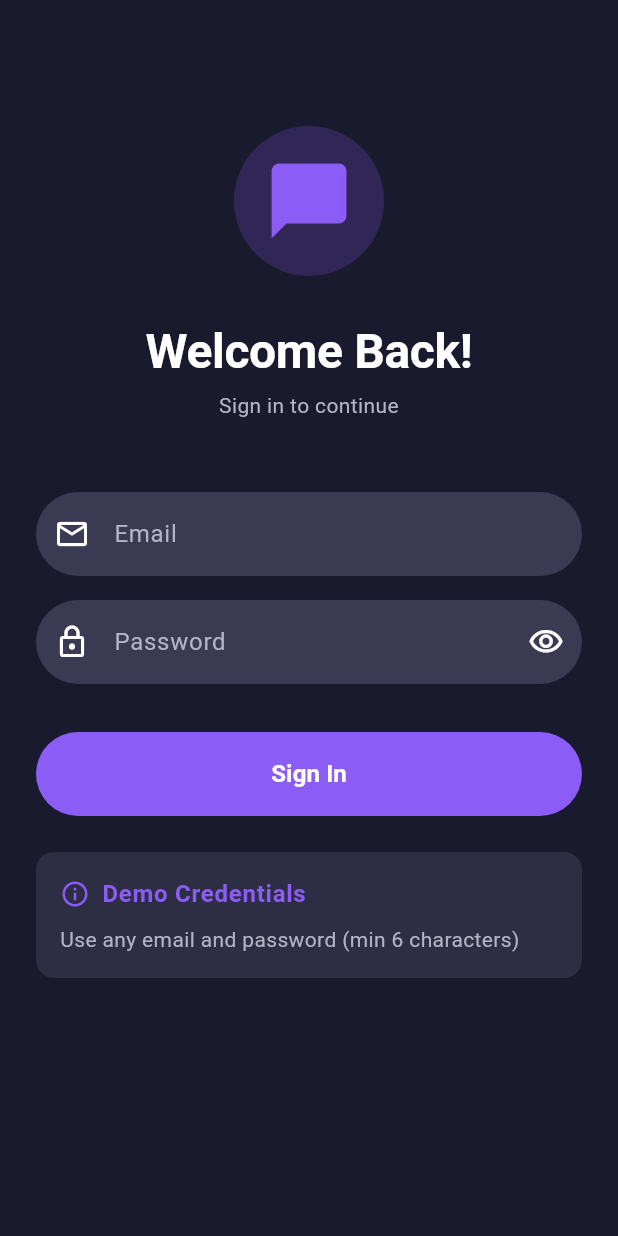
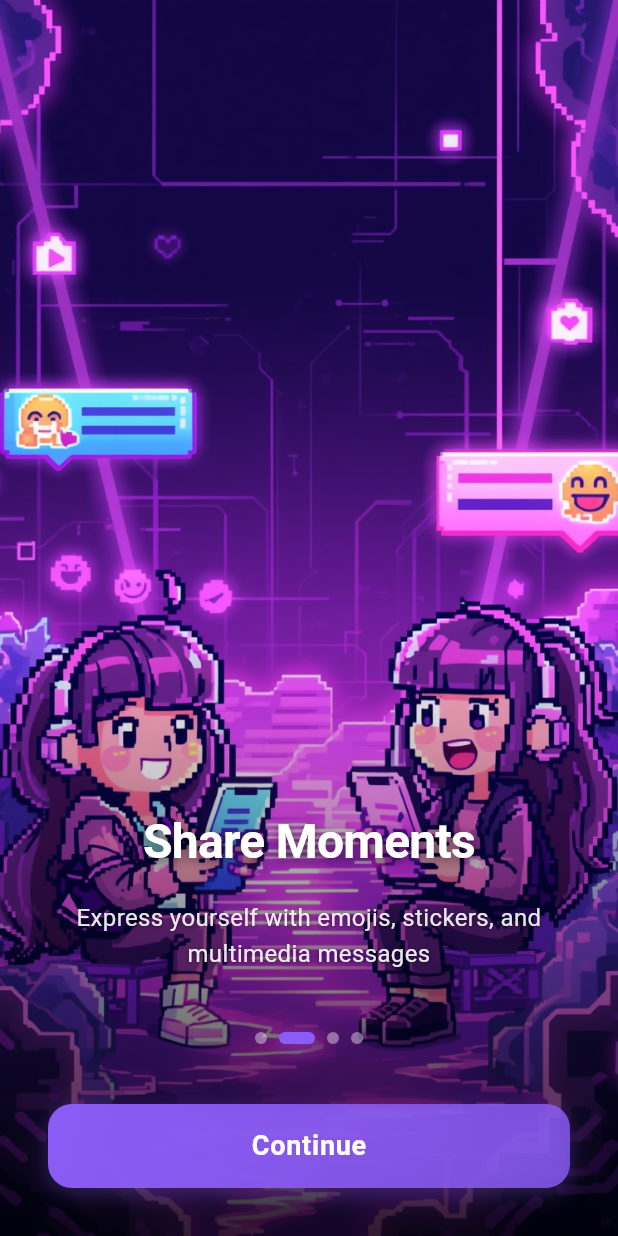
Before and after one commit to sank4lp55/nudge, a Flutter app: the screen it shows after launch, on a phone screen of 412 x 824 dp. Run offline on Flutter 3.47's test engine with Material 3 defaults, Android fonts, the phone set to English and light mode, and no system bars; our stand-ins replace equatable, flutter_bloc, flutter_secure_storage, get_it, shared_preferences, timeago; accounts and stored records are empty.

Commit message:
- onboarding images init from leonardo - secure storage of isonboarded key after successfull login

```diff
--- a/lib/presentation/screens/login_screen.dart
+++ b/lib/presentation/screens/login_screen.dart
@@ -1,5 +1,6 @@
 import 'package:flutter/material.dart';
 import 'package:flutter_bloc/flutter_bloc.dart';
+import 'package:flutter_secure_storage/flutter_secure_storage.dart';
 import '../bloc/auth/auth_bloc.dart';
 import '../bloc/auth/auth_event.dart';
 import '../bloc/auth/auth_state.dart';
@@ -41,8 +42,10 @@ class _LoginScreenState extends State<LoginScreen> {
   Widget build(BuildContext context) {
     return Scaffold(
       body: BlocConsumer<AuthBloc, AuthState>(
-        listener: (context, state) {
+        listener: (context, state) async {
           if (state is AuthAuthenticated) {
+            FlutterSecureStorage flutterSecureStorage = FlutterSecureStorage();
+            await flutterSecureStorage.write(key: "isOnboarded", value: "true");
             Navigator.of(context).pushReplacement(
               MaterialPageRoute(builder: (_) => const HomeScreen()),
             );
@@ -204,9 +207,7 @@ class _LoginScreenState extends State<LoginScreen> {
                               const SizedBox(width: 8),
                               Text(
                                 'Demo Credentials',
-                                style: Theme.of(context)
-                                    .textTheme
-                                    .bodyLarge
+                                style: Theme.of(context).textTheme.bodyLarge
                                     ?.copyWith(
                                       fontWeight: FontWeight.w600,
                                       color: AppTheme.primaryPurple,
--- /dev/null
+++ b/lib/presentation/screens/onboarding_screen.dart
@@ -0,0 +1,336 @@
+import 'package:flutter/material.dart';
+import 'package:nudge/presentation/screens/login_screen.dart';
+import 'dart:async';
+import '../../core/theme/app_theme.dart';
+
+class OnboardingScreen extends StatefulWidget {
+  const OnboardingScreen({super.key});
+
+  @override
+  State<OnboardingScreen> createState() => _OnboardingScreenState();
+}
+
+class _OnboardingScreenState extends State<OnboardingScreen>
+    with TickerProviderStateMixin {
+  late PageController _pageController;
+  late Timer _timer;
+  late AnimationController _fadeController;
+  late AnimationController _slideController;
+  late Animation<double> _fadeAnimation;
+  late Animation<Offset> _slideAnimation;
+
+  int _currentPage = 0;
+  final int _totalPages = 4;
+
+  final List<OnboardingData> _onboardingData = [
+    OnboardingData(
+      imagePath: 'assets/images/onboarding_1.jpg',
+      // Replace with your image path
+      title: "Connect Instantly",
+      subtitle:
+          "Start conversations with friends and family in real-time messaging",
+    ),
+    OnboardingData(
+      imagePath: 'assets/images/onboarding_2.jpg',
+      // Replace with your image path
+      title: "Share Moments",
+      subtitle:
+          "Express yourself with emojis, stickers, and multimedia messages",
+    ),
+    OnboardingData(
+      imagePath: 'assets/images/onboarding_3.jpg',
+      // Replace with your image path
+      title: "Group Conversations",
+      subtitle:
+          "Create group chats and stay connected with multiple friends at once",
+    ),
+    OnboardingData(
+      imagePath: 'assets/images/onboarding_4.jpg',
+      // Replace with your image path
+      title: "Always Connected",
+      subtitle:
+          "Stay in touch wherever you are with seamless cross-platform messaging",
+    ),
+  ];
+
+  @override
+  void initState() {
+    super.initState();
+    _pageController = PageController();
+    _fadeController = AnimationController(
+      duration: const Duration(milliseconds: 500),
+      vsync: this,
+    );
+    _slideController = AnimationController(
+      duration: const Duration(milliseconds: 600),
+      vsync: this,
+    );
+
+    _fadeAnimation = Tween<double>(begin: 0.0, end: 1.0).animate(
+      CurvedAnimation(parent: _fadeController, curve: Curves.easeInOut),
+    );
+
+    _slideAnimation =
+        Tween<Offset>(begin: const Offset(0, 0.3), end: Offset.zero).animate(
+          CurvedAnimation(parent: _slideController, curve: Curves.easeOutCubic),
+        );
+
+    _startAutoSlide();
+    _fadeController.forward();
+    _slideController.forward();
+  }
+
+  void _startAutoSlide() {
+    _timer = Timer.periodic(const Duration(seconds: 4), (timer) {
+      if (_currentPage < _totalPages - 1) {
+        _nextPage();
+      } else {
+        _currentPage = 0;
+        _pageController.animateToPage(
+          _currentPage,
+          duration: const Duration(milliseconds: 800),
+          curve: Curves.easeInOutCubic,
+        );
+      }
+    });
+  }
+
+  void _nextPage() {
+    setState(() {
+      _currentPage++;
+    });
+    _pageController.animateToPage(
+      _currentPage,
+      duration: const Duration(milliseconds: 800),
+      curve: Curves.easeInOutCubic,
+    );
+  }
+
+  void _onPageChanged(int page) {
+    setState(() {
+      _currentPage = page;
+    });
+    // Reset text animations for new page
+    _slideController.reset();
+    _slideController.forward();
+  }
+
+  void _onContinuePressed() {
+    _timer.cancel();
+    // Navigate to main app or login screen
+    Navigator.of(context).pushReplacement(
+      MaterialPageRoute(
+        builder: (_) => const LoginScreen(),
+      ), // Replace with your next screen
+    );
+  }
+
+  @override
+  void dispose() {
+    _timer.cancel();
+    _pageController.dispose();
+    _fadeController.dispose();
+    _slideController.dispose();
+    super.dispose();
+  }
+
+  @override
+  Widget build(BuildContext context) {
+    return Scaffold(
+      backgroundColor: AppTheme.darkBackground,
+      body: Stack(
+        children: [
+          // Full-screen image carousel
+          PageView.builder(
+            controller: _pageController,
+            onPageChanged: _onPageChanged,
+            itemCount: _totalPages,
+            itemBuilder: (context, index) {
+              return Container(
+                decoration: BoxDecoration(
+                  image: DecorationImage(
+                    image: AssetImage(_onboardingData[index].imagePath),
+                    fit: BoxFit.cover,
+                  ),
+                ),
+                child: Container(
+                  decoration: BoxDecoration(
+                    gradient: LinearGradient(
+                      begin: Alignment.center,
+                      end: Alignment.bottomCenter,
+                      colors: [
+                        Colors.black.withOpacity(0),
+                        Colors.black.withOpacity(0.8),
+                      ],
+                    ),
+                  ),
+                ),
+              );
+            },
+          ),
+
+          // Content overlay
+          Positioned.fill(
+            child: SafeArea(
+              child: Column(
+                children: [
+                  const Spacer(),
+
+                  // Text content with animations
+                  FadeTransition(
+                    opacity: _fadeAnimation,
+                    child: SlideTransition(
+                      position: _slideAnimation,
+                      child: Padding(
+                        padding: const EdgeInsets.symmetric(horizontal: 32),
+                        child: Column(
+                          children: [
+                            Text(
+                              _onboardingData[_currentPage].title,
+                              style: const TextStyle(
+                                fontSize: 32,
+                                fontWeight: FontWeight.bold,
+                                color: Colors.white,
+                                letterSpacing: -0.5,
+                                shadows: [
+                                  Shadow(
+                                    offset: Offset(0, 2),
+                                    blurRadius: 8,
+                                    color: Colors.black54,
+                                  ),
+                                ],
+                              ),
+                              textAlign: TextAlign.center,
+                            ),
+                            const SizedBox(height: 16),
+                            Text(
+                              _onboardingData[_currentPage].subtitle,
+                              style: TextStyle(
+                                fontSize: 16,
+                                color: Colors.white.withOpacity(0.9),
+                                height: 1.5,
+                                shadows: const [
+                                  Shadow(
+                                    offset: Offset(0, 1),
+                                    blurRadius: 4,
+                                    color: Colors.black54,
+                                  ),
+                                ],
+                              ),
+                              textAlign: TextAlign.center,
+                            ),
+                          ],
+                        ),
+                      ),
+                    ),
+                  ),
+
+                  const SizedBox(height: 40),
+
+                  // Page indicators
+                  _buildPageIndicators(),
+
+                  const SizedBox(height: 40),
+
+                  // Continue button
+                  Padding(
+                    padding: const EdgeInsets.symmetric(horizontal: 32),
+                    child: _buildContinueButton(),
+                  ),
+
+                  const SizedBox(height: 32),
+                ],
+              ),
+            ),
+          ),
+        ],
+      ),
+    );
+  }
+
+  Widget _buildPageIndicators() {
+    return Row(
+      mainAxisAlignment: MainAxisAlignment.center,
+      children: List.generate(
+        _totalPages,
+        (index) => AnimatedContainer(
+          duration: const Duration(milliseconds: 300),
+          margin: const EdgeInsets.symmetric(horizontal: 4),
+          height: 8,
+          width: _currentPage == index ? 24 : 8,
+          decoration: BoxDecoration(
+            color: _currentPage == index
+                ? AppTheme.primaryPurple
+                : Colors.white.withOpacity(0.4),
+            borderRadius: BorderRadius.circular(4),
+            boxShadow: _currentPage == index
+                ? [
+                    BoxShadow(
+                      color: AppTheme.primaryPurple.withOpacity(0.4),
+                      blurRadius: 8,
+                      offset: const Offset(0, 2),
+                    ),
+                  ]
+                : null,
+          ),
+        ),
+      ),
+    );
+  }
+
+  Widget _buildContinueButton() {
+    return Container(
+      width: double.infinity,
+      height: 56,
+      decoration: BoxDecoration(
+        borderRadius: BorderRadius.circular(16),
+        gradient: LinearGradient(
+          colors: [
+            AppTheme.primaryPurple,
+            AppTheme.primaryPurple.withOpacity(0.8),
+          ],
+          begin: Alignment.topLeft,
+          end: Alignment.bottomRight,
+        ),
+        boxShadow: [
+          BoxShadow(
+            color: AppTheme.primaryPurple.withOpacity(0.3),
+            blurRadius: 12,
+            offset: const Offset(0, 4),
+          ),
+        ],
+      ),
+      child: Material(
+        color: Colors.transparent,
+        child: InkWell(
+          onTap: _onContinuePressed,
+          borderRadius: BorderRadius.circular(16),
+          child: const Center(
+            child: Text(
+              'Continue',
+              style: TextStyle(
+                fontSize: 18,
+                fontWeight: FontWeight.w600,
+                color: Colors.white,
+                letterSpacing: 0.5,
+              ),
+            ),
+          ),
+        ),
+      ),
+    );
+  }
+}
+
+// Data model for onboarding content
+class OnboardingData {
+  final String imagePath;
+  final String title;
+  final String subtitle;
+
+  OnboardingData({
+    required this.imagePath,
+    required this.title,
+    required this.subtitle,
+  });
+}
--- a/lib/presentation/screens/splash_screen.dart
+++ b/lib/presentation/screens/splash_screen.dart
@@ -1,7 +1,9 @@
 import 'dart:async';
 import 'package:flutter/material.dart';
 import 'package:flutter_bloc/flutter_bloc.dart';
+import 'package:flutter_secure_storage/flutter_secure_storage.dart';
 import 'package:nudge/presentation/screens/main_navigation_screen.dart';
+import 'package:nudge/presentation/screens/onboarding_screen.dart';
 import '../bloc/auth/auth_bloc.dart';
 import '../bloc/auth/auth_state.dart';
 import 'login_screen.dart';
@@ -28,7 +30,7 @@ class _SplashScreenState extends State<SplashScreen> {
     });
   }
 
-  void _tryNavigate() {
+  Future<void> _tryNavigate() async {
     // Only navigate when: (a) we have an auth state AND (b) 2 seconds are done
     if (_minTimePassed && _latestState != null && mounted) {
       if (_latestState is AuthAuthenticated) {
@@ -36,8 +38,19 @@ class _SplashScreenState extends State<SplashScreen> {
           MaterialPageRoute(builder: (_) => const MainNavigationScreen()),
         );
       } else if (_latestState is AuthUnauthenticated) {
+        FlutterSecureStorage flutterSecureStorage = FlutterSecureStorage();
+        final isOnboardedString = await flutterSecureStorage.read(
+          key: "isOnboarded",
+        );
+        final isOnboarded = isOnboardedString == "true";
+
+        if (isOnboarded) {
+          Navigator.of(context).pushReplacement(
+            MaterialPageRoute(builder: (_) => const LoginScreen()),
+          );
+        } else {}
         Navigator.of(context).pushReplacement(
-          MaterialPageRoute(builder: (_) => const LoginScreen()),
+          MaterialPageRoute(builder: (_) => const OnboardingScreen()),
         );
       }
     }
--- a/pubspec.yaml
+++ b/pubspec.yaml
@@ -69,9 +69,8 @@ flutter:
   uses-material-design: true
 
   # To add assets to your application, add an assets section, like this:
-  # assets:
-  #   - images/a_dot_burr.jpeg
-  #   - images/a_dot_ham.jpeg
+  assets:
+   - assets/images/
 
   # An image asset can refer to one or more resolution-specific "variants", see
   # https://flutter.dev/to/resolution-aware-images
```
Also changed, not shown: assets/images/onboarding_1.jpg (added), assets/images/onboarding_2.jpg (added), assets/images/onboarding_3.jpg (added), assets/images/onboarding_4.jpg (added). Lines whose indentation alone changed are shown as unchanged.
